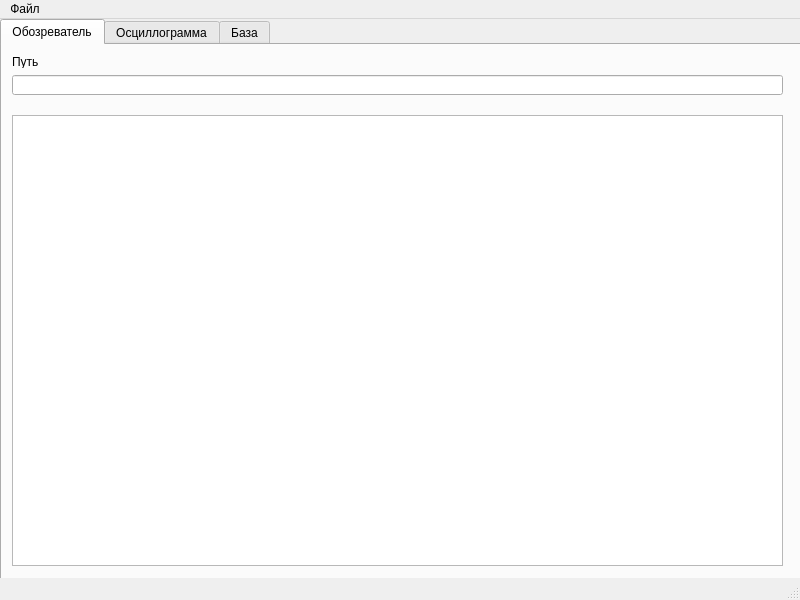
Old version of the form mainwindow.ui in the repository rikandart/complex.
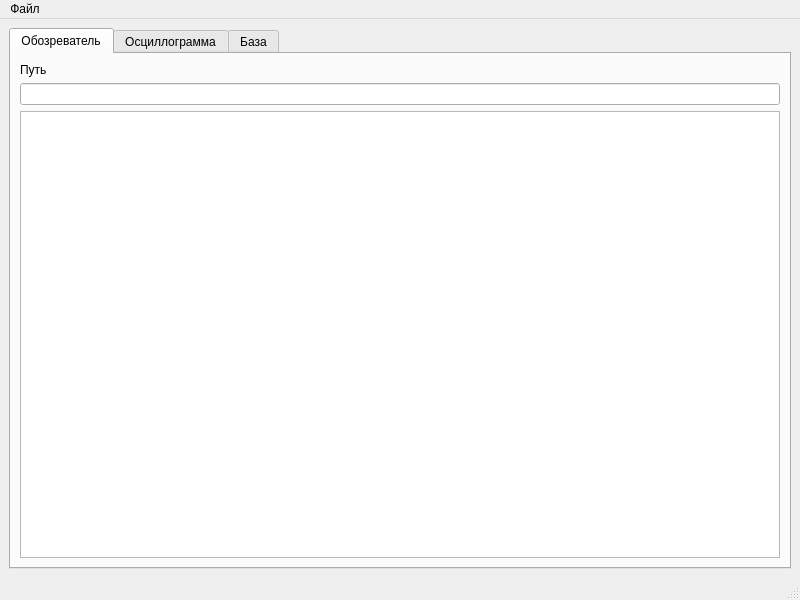
New version of the form.

The edit to the form file:
```diff
--- a/mainwindow.ui
+++ b/mainwindow.ui
@@ -20,15 +20,9 @@
      <verstretch>5</verstretch>
     </sizepolicy>
    </property>
+   <layout class="QFormLayout" name="formLayout">
+    <item row="0" column="0" colspan="2">
    <widget class="QTabWidget" name="tabWidget">
-    <property name="geometry">
-     <rect>
-      <x>0</x>
-      <y>0</y>
-      <width>820</width>
-      <height>581</height>
-     </rect>
-    </property>
     <property name="currentIndex">
      <number>0</number>
     </property>
@@ -36,39 +30,21 @@
      <attribute name="title">
       <string>Обозреватель</string>
      </attribute>
-     <widget class="QLineEdit" name="pathTo">
-      <property name="geometry">
-       <rect>
-        <x>10</x>
-        <y>30</y>
-        <width>771</width>
-        <height>20</height>
-       </rect>
-      </property>
-     </widget>
+       <layout class="QVBoxLayout" name="verticalLayout">
+        <item>
      <widget class="QLabel" name="label">
-      <property name="geometry">
-       <rect>
-        <x>10</x>
-        <y>10</y>
-        <width>394</width>
-        <height>13</height>
-       </rect>
-      </property>
       <property name="text">
        <string>Путь</string>
       </property>
      </widget>
-     <widget class="QTreeView" name="fileTree">
-      <property name="geometry">
-       <rect>
-        <x>10</x>
-        <y>70</y>
-        <width>771</width>
-        <height>451</height>
-       </rect>
-      </property>
-     </widget>
+        </item>
+        <item>
+         <widget class="QLineEdit" name="pathTo"/>
+        </item>
+        <item>
+         <widget class="QTreeView" name="fileTree"/>
+        </item>
+       </layout>
     </widget>
     <widget class="QWidget" name="tab_2">
      <attribute name="title">
@@ -105,8 +81,20 @@
        <string>Обновить</string>
       </property>
      </widget>
-    </widget>
-   </widget>
+       <widget class="QTreeView" name="treeView">
+        <property name="geometry">
+         <rect>
+          <x>30</x>
+          <y>160</y>
+          <width>256</width>
+          <height>192</height>
+         </rect>
+        </property>
+       </widget>
+      </widget>
+     </widget>
+    </item>
+   </layout>
   </widget>
   <widget class="QMenuBar" name="menubar">
    <property name="geometry">
```
Left out of the diff: 6 changed lines with no effect on the pictures. Lines whose indentation alone changed are shown as unchanged.
